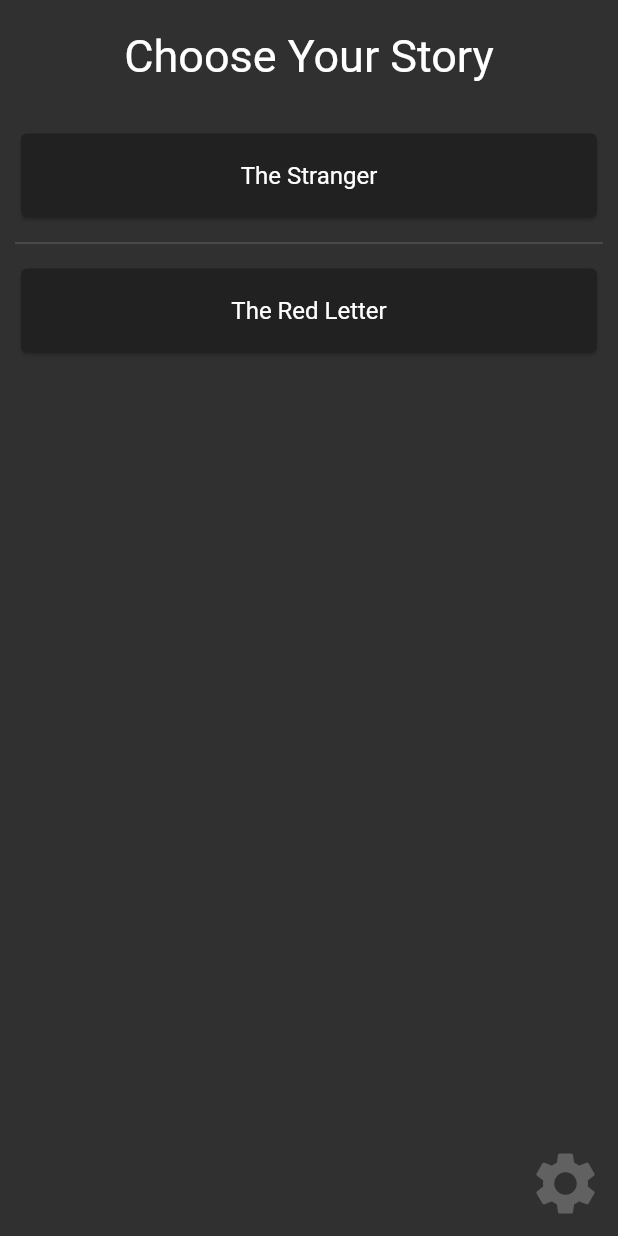
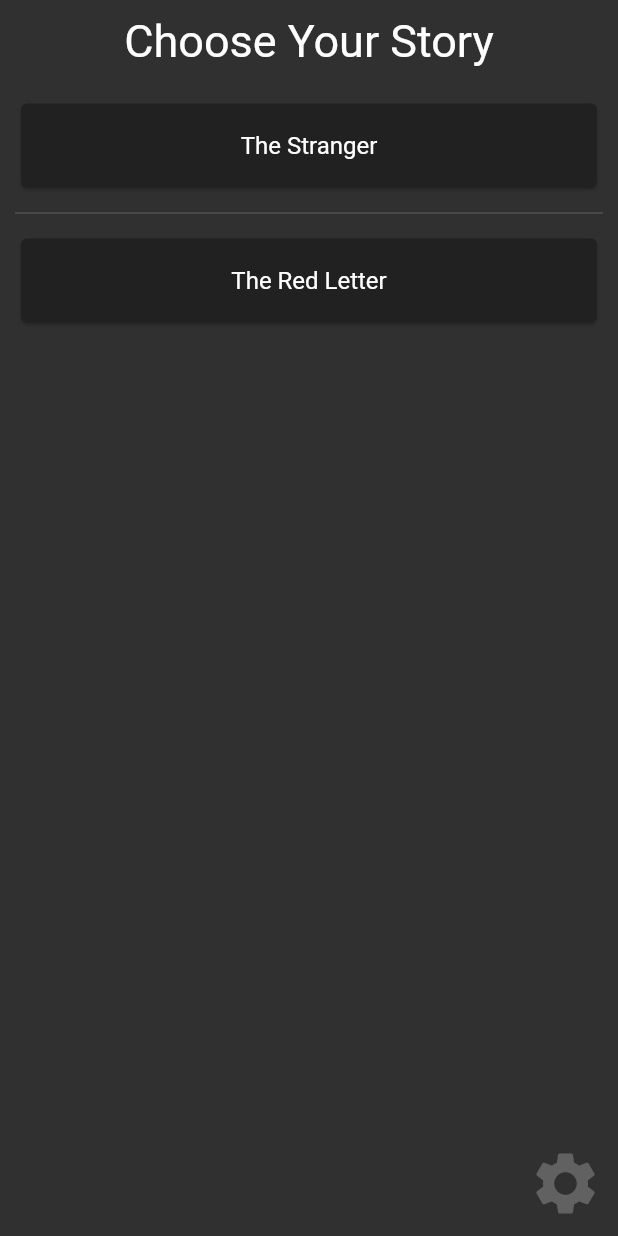
Before and after one commit to saileshbro/Your-Destiny, a Flutter app: the screen it shows after launch, on a phone screen of 412 x 824 dp. Run offline on Flutter 3.47's test engine with Material 2 defaults, Android fonts, the phone set to English and light mode, and no system bars; our stand-ins replace easy_localization.

Commit message:
Finally (I guess) resolved merging conflicts and added working localization.

```diff
--- a/lib/menu_page.dart
+++ b/lib/menu_page.dart
@@ -1,7 +1,8 @@
 import 'package:flutter/material.dart';
 import 'package:flutter/rendering.dart';
+import 'package:flutter_buddies_destini/stories.dart';
+import 'package:easy_localization/easy_localization.dart';
 import 'story_page.dart';
-import 'stories.dart';
 
 class MenuPage extends StatelessWidget {
   @override
@@ -12,14 +13,14 @@ class MenuPage extends StatelessWidget {
         crossAxisAlignment: CrossAxisAlignment.center,
         children: [
           SizedBox(
-            height: 20,
+            height: 10,
           ),
           Text(
-            'Choose Your Story',
+            'menu_text'.tr(),
             style: TextStyle(fontSize: 30),
           ),
           SizedBox(
-            height: 30,
+            height: 20,
           ),
           Flexible(
             child: StoryList(),
@@ -42,7 +43,6 @@ class StoryList extends StatelessWidget {
     return ListView.separated(
         padding: const EdgeInsets.symmetric(horizontal: 10),
         itemCount: stories.length,
-        scrollDirection: Axis.vertical,
         separatorBuilder: (context, index) => StoryTileSeparator(),
         itemBuilder: (context, index) => StoryTile(index: index));
   }
@@ -92,15 +92,14 @@ class StoryTile extends StatelessWidget {
       color: Theme.of(context).primaryColor,
       child: ListTile(
           title: Text(
-          title,
+            title.tr(),
             textAlign: TextAlign.center,
           ),
           onTap: () {
             // All tiles push to the default story as of now
             Navigator.push(context,
                 MaterialPageRoute(builder: (context) => StoryPage(index)));
-        },
-      ),
+          }),
     );
   }
 }
--- a/lib/stories.dart
+++ b/lib/stories.dart
@@ -3,72 +3,63 @@ import 'story.dart';
 get stories => [
       // The Stranger
       Story(
-        title: "The Stranger",
+        title: "s0_title",
         pages: [
           SPage(
             pageIndex: 0,
-            text:
-                'Your car has blown a tire on a winding road in the middle of nowhere with no cell phone reception. You decide to hitchhike. A rusty pickup truck rumbles to a stop next to you. A man with a wide brimmed hat with soulless eyes opens the passenger door for you and asks: "Need a ride, boy?".',
+            text: 's0_p0_text',
             choices: [
               Choice(
-                text: '"I\'ll hop in. Thanks for the help!"',
+                text: 's0_p0_c0',
                 pagePointer: 2,
               ),
               Choice(
-                text: 'Better ask him if he\'s a murderer first...',
+                text: 's0_p0_c1',
                 pagePointer: 1,
               ),
             ],
           ),
           SPage(
             pageIndex: 1,
-            text: 'He nods slowly, unphased by the question.',
+            text: 's0_p1_text',
             choices: [
               Choice(
-                text: 'At least he\'s honest. I\'ll climb in.',
+                text: 's0_p1_c0',
                 pagePointer: 2,
               ),
               Choice(
-                text: '"Wait, I know how to change a tire!"',
+                text: 's0_p1_c1',
                 pagePointer: 3,
               )
             ],
           ),
           SPage(
             pageIndex: 2,
-            text:
-                'As you begin to drive, the stranger starts talking about his relationship with his mother. He gets angrier and angrier by the minute. He asks you to open the glovebox. Inside you find a bloody knife, two severed fingers, and a cassette tape of Elton John. He reaches for the glove box.',
+            text: 's0_p2_text',
             choices: [
-              Choice(
-                  text: '"I love Elton John!" \n*Hand him the cassette tape.*',
-                  pagePointer: 5),
-              Choice(
-                  text: 'It\'s him or me! \n*You take the knife and stab him.*',
-                  pagePointer: 4)
+              Choice(text: 's0_p2_c0', pagePointer: 5),
+              Choice(text: 's0_p2_c1', pagePointer: 4)
             ],
           ),
           SPage(
             pageIndex: 3,
-            text:
-                'What? Such a cop out! Did you know traffic accidents are the second leading cause of accidental death for most adult age groups?',
+            text: 's0_p3_text',
             choices: [
-              Choice(text: 'Restart', pagePointer: null),
+              Choice(text: 's0_p3_c0', pagePointer: null),
             ],
           ),
           SPage(
             pageIndex: 4,
-            text:
-                'As you smash through the guardrail and careen towards the jagged rocks below you reflect on the dubious wisdom of stabbing someone while they are driving a car you are in.',
+            text: 's0_p4_text',
             choices: [
-              Choice(text: 'Restart', pagePointer: null),
+              Choice(text: 's0_p4_c0', pagePointer: null),
             ],
           ),
           SPage(
             pageIndex: 5,
-            text:
-                'You bond with the murderer while crooning verses of "Can you feel the love tonight". He drops you off at the next town. Before you go he asks you if you know any good places to dump bodies. You reply: "Try the pier".',
+            text: 's0_p5_text',
             choices: [
-              Choice(text: 'Restart', pagePointer: null),
+              Choice(text: 's0_p5_c0', pagePointer: null),
             ],
           ),
         ],
@@ -79,78 +70,71 @@ get stories => [
       // source contributions...
       // Credits go to Ben Wreford, Grade 9, Kent Street Senior High School
       Story(
-        title: "The Red Letter",
+        title: "s1_title",
         pages: [
           SPage(
             pageIndex: 0,
-            text:
-                'After a long hard day at your boring office job you arrive at home. Before you walk into your house you see a letter in your mailbox, an unusual occurrence as bill day is Thursday not Monday. You go up to the mailbox and see that there is a little red letter—quite suspicious.',
+            text: "s1_p0_text",
             choices: [
               Choice(
-                text: 'Open mail',
+                text: 's1_p0_c0',
                 pagePointer: 2,
               ),
               Choice(
-                text: 'Go inside',
+                text: 's1_p0_c1',
                 pagePointer: 1,
               ),
             ],
           ),
           SPage(
             pageIndex: 1,
-            text:
-                'You decide that it is too suspicious and you choose to go inside. Half way up the drive you slip and fall head first on a rock. No one knows what happened to your body. Did the writer of the letter take it?',
+            text: 's1_p1_text',
             choices: [
               Choice(
-                text: 'Go back to the mailbox to find out',
+                text: 's1_p1_c0',
                 pagePointer: 0,
               ),
             ],
           ),
           SPage(
             pageIndex: 2,
-            text:
-                "You are too curious not to answer your mail. So you grab it out of your mailbox and open it and find seven words. ‘Meet me on the docks at twelve’ You are not that sure whether to go or not because it seems like a stereotypical set up for a camp fire story.",
+            text: "s1_p2_text",
             choices: [
               Choice(
-                text:
-                    'Drive up to the dock to find out who sent you the letter',
+                text: 's1_p2_c0',
                 pagePointer: 3,
               )
             ],
           ),
           SPage(
             pageIndex: 3,
-            text:
-                'You decide to go down to the docks to confront the person who wrote the red letter. 11:59 pm and there is no one there. Where is he? You think to yourself, did he forget? Is it a prank? Then you hear a car rumble in the distance. A pair of bright yellow headlights pop into existence and they are heading towards you and the noise is getting louder.',
+            text: 's1_p3_text',
             choices: [
               Choice(
-                text: 'Stand your ground',
+                text: 's1_p3_c0',
                 pagePointer: 4,
               ),
               Choice(
-                text: 'Run away as fast as you can',
+                text: 's1_p3_c1',
                 pagePointer: 5,
               ),
             ],
           ),
           SPage(
             pageIndex: 4,
-            text:
-                'You decide to stand your ground. The car is getting dangerously close to you. Five seconds feels like it has been an hour. The car is getting nearer and you are regretting your decision. You can now see the red hood of the car coming towards you. Just as you get ready for the numbing pain of the car hitting you it screeches to a stop. A suited man comes out of the car and he is holding a hand gun. “Where is the money?” the man shouts at you.',
+            text: 's1_p4_text',
             choices: [
               Choice(
-                text: 'Run away',
+                text: 's1_p4_c0',
                 pagePointer: 5,
               ),
             ],
           ),
           SPage(
-            pageIndex: 6,
-            text:
-                'You decide to run away. In the distance you hear a car. Its headlights are getting closer. You take a left turn into a dark alleyway and end up behind a small boat house. You see the car speed past you and you decide to flank it. You run onto the main road and lose it. It only took you ten minutes to find the police station nearest to you. Once you arrive you quickly tell your story. Thirty minutes later the police sergeant returns looking happy with himself. He tells you that you were the bait in a drug bust and now you are a key person in the crime of the year.',
+            pageIndex: 5,
+            text: 's1_p5_text',
             choices: [
-              Choice(text: "Restart", pagePointer: null),
+              Choice(text: "s1_p5_c0", pagePointer: null),
             ],
           ),
         ],
--- a/lib/story_page.dart
+++ b/lib/story_page.dart
@@ -2,6 +2,7 @@ import 'package:flutter/cupertino.dart';
 import 'package:flutter/material.dart';
 import 'story_brain.dart';
 import 'story.dart';
+import 'package:easy_localization/easy_localization.dart';
 
 class StoryPage extends StatefulWidget {
   final int index;
@@ -26,7 +27,7 @@ class _StoryPageState extends State<StoryPage> {
   @override
   Widget build(BuildContext context) {
     return Scaffold(
-      appBar: AppBar(title: Text(storyBrain.getTitle())),
+      appBar: AppBar(title: Text(storyBrain.getTitle().tr())),
       body: Container(
         decoration: BoxDecoration(
           image: DecorationImage(
@@ -45,7 +46,7 @@ class _StoryPageState extends State<StoryPage> {
                 flex: 12,
                 child: Center(
                   child: Text(
-                    storyBrain.getPage().text,
+                    storyBrain.getPage().text.tr(),
                     style: TextStyle(
                       fontSize: 25.0,
                     ),
@@ -67,7 +68,7 @@ List<Widget> choiceButtonList(SPage storyPage, Function refreshStoryPage) {
   for (int i = 0; i < numButtons; i++) {
     toReturn.add(
       choiceButton(
-        text: storyPage.choices[i].text,
+        text: storyPage.choices[i].text.tr(),
         index: i,
         refreshStoryPage: refreshStoryPage,
       ),
```
Lines whose indentation alone changed are shown as unchanged.
